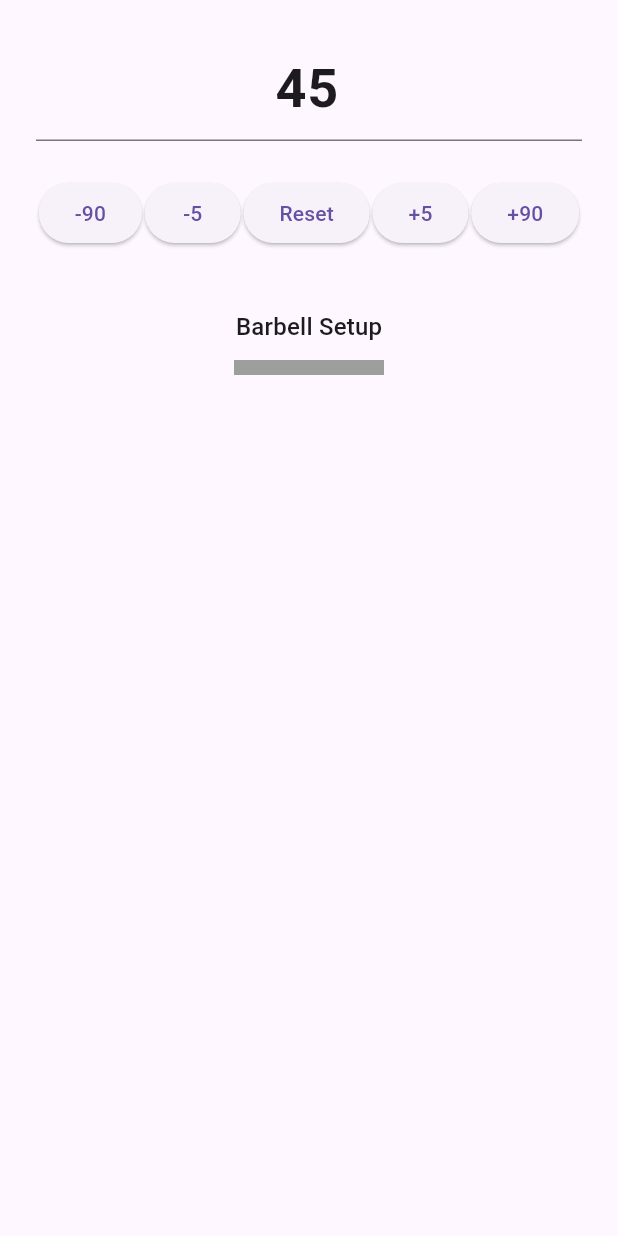
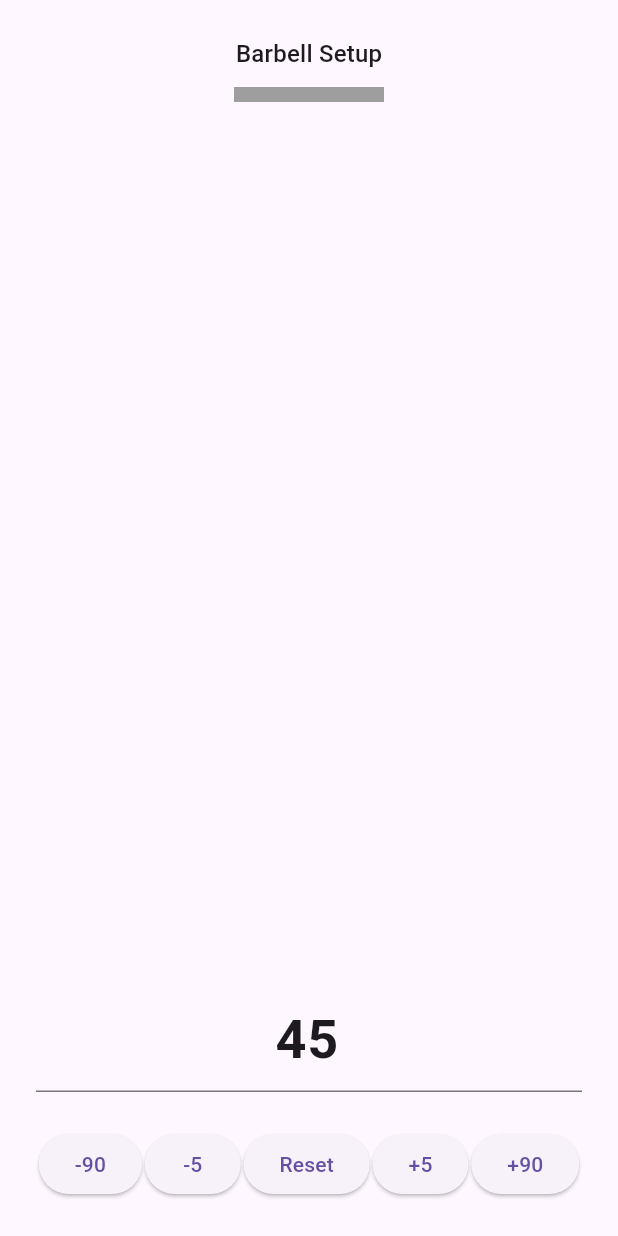
Before and after one commit to Baggins5066/barbellCalculator, a Flutter app: the screen it shows after launch, on a phone screen of 412 x 824 dp. Run offline on Flutter 3.47's test engine with Material 3 defaults, Android fonts, the phone set to English and light mode, and no system bars.

Commit message:
Moved target weight to bottom of screen

```diff
--- a/barbell_calculator/lib/main.dart
+++ b/barbell_calculator/lib/main.dart
@@ -89,8 +89,11 @@
         child: Padding(
           padding: const EdgeInsets.all(24.0),
           child: Column(
-            crossAxisAlignment: CrossAxisAlignment.center,
             children: [
+              Text('Barbell Setup', style: Theme.of(context).textTheme.titleMedium),
+              const SizedBox(height: 10),
+              buildBarbellDiagram(),
+              const Spacer(),
               TextField(
                 controller: _controller,
                 keyboardType: TextInputType.number,
@@ -114,10 +117,6 @@
                   ElevatedButton(onPressed: () => _adjustWeight(90), child: const Text('+90')),
                 ],
               ),
-              const SizedBox(height: 40),
-              Text('Barbell Setup', style: Theme.of(context).textTheme.titleMedium),
-              const SizedBox(height: 10),
-              buildBarbellDiagram(),
             ],
           ),
         ),
```
